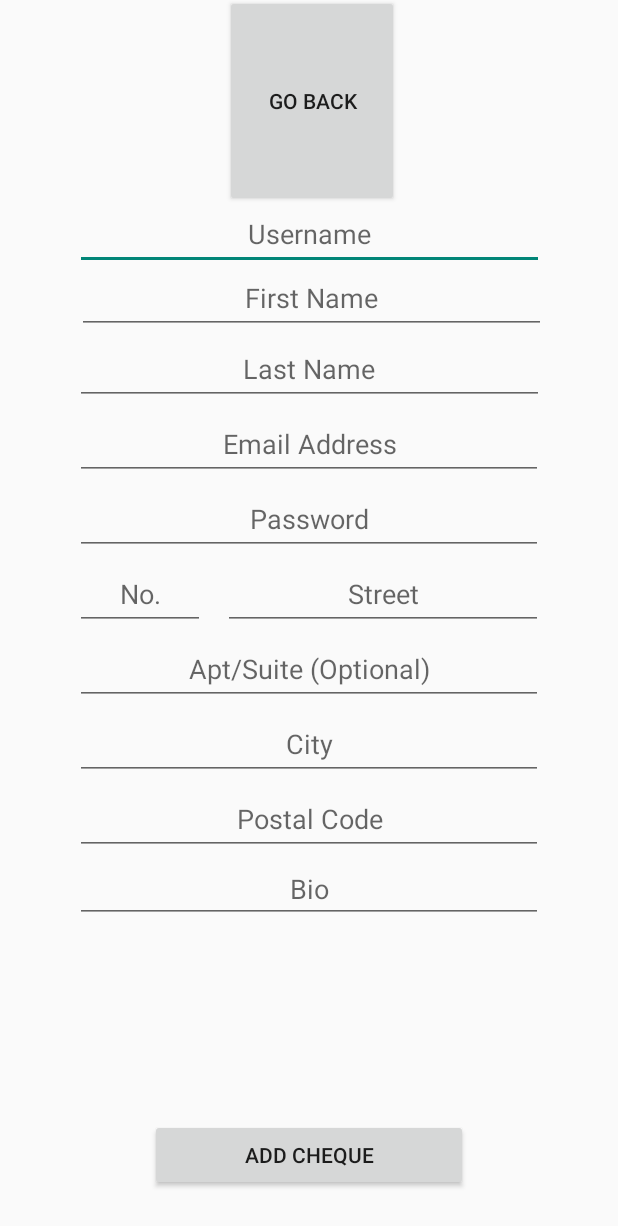
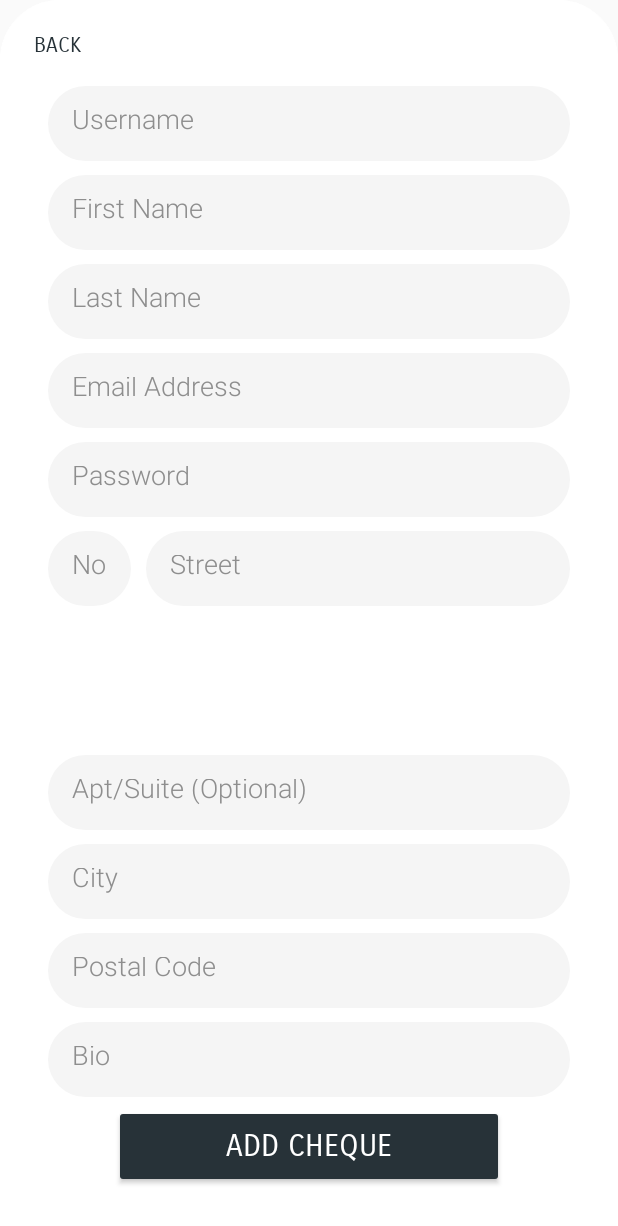
Before and after one commit to Georgin11/Mealer_App, an Android app: the CookRegistration screen opened directly, with no data from a screen before it, on a phone screen of 412 x 824 dp. Shown: the top 1226 px of the screen. Run offline under Robolectric (Android 15) with nearby library versions, the light colour scheme and no system bars; Roboto replaces fonts that are not available here.

Commit message:
Cook Registration UI

```diff
--- a/app/src/main/res/layout/activity_client_registration.xml
+++ b/app/src/main/res/layout/activity_client_registration.xml
@@ -44,7 +44,7 @@
                 android:ems="10"
                 android:fontFamily="sans-serif-light"
                 android:hint="Username"
-                android:inputType="text"
+                android:inputType="textPersonName"
                 android:padding="16dp"
                 android:textColor="#8e8e8e"
                 android:textColorHint="#8e8e8e"
@@ -59,7 +59,7 @@
                 android:ems="10"
                 android:fontFamily="sans-serif-light"
                 android:hint="First Name"
-                android:inputType="text"
+                android:inputType="textPersonName"
                 android:padding="16dp"
                 android:textColor="#8e8e8e"
                 android:textColorHint="#8e8e8e"
@@ -74,7 +74,7 @@
                 android:ems="10"
                 android:fontFamily="sans-serif-light"
                 android:hint="Last Name"
-                android:inputType="text"
+                android:inputType="textPersonName"
                 android:padding="16dp"
                 android:textColor="#8e8e8e"
                 android:textColorHint="#8e8e8e"
@@ -142,7 +142,8 @@
                     android:background="@drawable/edittext_background"
                     android:ems="10"
                     android:fontFamily="sans-serif-light"
-                    android:hint="Street                "
+                    android:hint="Street"
+                    android:inputType="textPersonName"
                     android:padding="16dp"
                     android:textColor="#8e8e8e"
                     android:textColorHint="#8e8e8e"
@@ -159,6 +160,7 @@
                 android:ems="10"
                 android:fontFamily="sans-serif-light"
                 android:hint="Apt/Suite (Optional)"
+                android:inputType="number"
                 android:padding="16dp"
                 android:textColor="#8e8e8e"
                 android:textColorHint="#8e8e8e"
@@ -173,6 +175,7 @@
                 android:ems="10"
                 android:fontFamily="sans-serif-light"
                 android:hint="City"
+                android:inputType="textPersonName"
                 android:padding="16dp"
                 android:textColor="#8e8e8e"
                 android:textColorHint="#8e8e8e"
@@ -187,6 +190,7 @@
                 android:ems="10"
                 android:fontFamily="sans-serif-light"
                 android:hint="Postal Code"
+                android:inputType="textPersonName"
                 android:padding="16dp"
                 android:textColor="#8e8e8e"
                 android:textColorHint="#8e8e8e"
@@ -213,8 +217,6 @@
                     android:textSize="20sp" />
 
             </LinearLayout>
-
         </LinearLayout>
-
     </RelativeLayout>
 </androidx.constraintlayout.widget.ConstraintLayout>
--- a/app/src/main/res/layout/activity_cook_registration.xml
+++ b/app/src/main/res/layout/activity_cook_registration.xml
@@ -8,223 +8,231 @@
 
     <RelativeLayout
         android:layout_width="match_parent"
-        android:layout_height="match_parent">
+        android:layout_height="match_parent"
+        android:background="@drawable/half_white_background">
 
         <Button
             android:id="@+id/btn_GoBack"
-            android:layout_width="115dp"
-            android:layout_height="wrap_content"
-            android:layout_alignParentStart="true"
-            android:layout_alignParentTop="true"
-            android:layout_alignParentEnd="true"
+            android:layout_width="65dp"
+            android:layout_height="50dp"
+            android:layout_marginStart="5dp"
+            android:layout_marginTop="5dp"
+            android:layout_marginEnd="320dp"
+            android:background="@null"
+            android:fontFamily="sans-serif-smallcaps"
+            android:onClick="GoBack"
+            android:text="Back"
+            android:textColor="#273238"
+            app:layout_constraintEnd_toEndOf="parent"
+            app:layout_constraintTop_toTopOf="parent" />
+
+        <LinearLayout
+            android:layout_width="match_parent"
+            android:layout_height="match_parent"
             android:layout_alignParentBottom="true"
-            android:layout_marginStart="150dp"
-            android:layout_marginTop="-3dp"
-            android:layout_marginEnd="146dp"
-            android:layout_marginBottom="686dp"
-            android:onClick="GoBack"
-            android:text="GO BACK" />
+            android:layout_marginBottom="0dp"
+            android:background="@drawable/half_white_background"
+            android:orientation="vertical"
+            android:padding="32sp">
 
             <EditText
                 android:id="@+id/editTextCookUsername"
-            android:layout_width="wrap_content"
-            android:layout_height="wrap_content"
-            android:layout_alignParentStart="true"
-            android:layout_alignParentEnd="true"
-            android:layout_alignParentBottom="true"
-            android:layout_marginStart="50dp"
-            android:layout_marginEnd="49dp"
-            android:layout_marginBottom="644dp"
+                android:layout_width="match_parent"
+                android:layout_height="50dp"
+                android:layout_marginTop="25dp"
+                android:background="@drawable/edittext_background"
                 android:ems="10"
-            android:gravity="center"
+                android:fontFamily="sans-serif-light"
                 android:hint="Username"
                 android:inputType="textPersonName"
-            android:minHeight="48dp" />
+                android:padding="16dp"
+                android:textColor="#8e8e8e"
+                android:textColorHint="#8e8e8e"
+                android:textSize="18dp" />
 
             <EditText
                 android:id="@+id/editTextCookFirstName"
-            android:layout_width="wrap_content"
-            android:layout_height="wrap_content"
-            android:layout_alignParentStart="true"
-            android:layout_alignParentEnd="true"
-            android:layout_alignParentBottom="true"
-            android:layout_marginStart="51dp"
-            android:layout_marginEnd="48dp"
-            android:layout_marginBottom="601dp"
+                android:layout_width="match_parent"
+                android:layout_height="50dp"
+                android:layout_marginTop="9dp"
+                android:background="@drawable/edittext_background"
                 android:ems="10"
-            android:gravity="center"
+                android:fontFamily="sans-serif-light"
                 android:hint="First Name"
                 android:inputType="textPersonName"
-            android:minHeight="48dp" />
+                android:padding="16dp"
+                android:textColor="#8e8e8e"
+                android:textColorHint="#8e8e8e"
+                android:textSize="18dp" />
 
             <EditText
                 android:id="@+id/editTextCookLastName"
-            android:layout_width="wrap_content"
-            android:layout_height="wrap_content"
-            android:layout_alignBottom="@+id/editTextCookFirstName"
-            android:layout_alignParentStart="true"
-            android:layout_alignParentEnd="true"
-            android:layout_marginStart="50dp"
-            android:layout_marginEnd="49dp"
-            android:layout_marginBottom="-47dp"
+                android:layout_width="match_parent"
+                android:layout_height="50dp"
+                android:layout_marginTop="9dp"
+                android:background="@drawable/edittext_background"
                 android:ems="10"
-            android:gravity="center"
+                android:fontFamily="sans-serif-light"
                 android:hint="Last Name"
                 android:inputType="textPersonName"
-            android:minHeight="48dp" />
+                android:padding="16dp"
+                android:textColor="#8e8e8e"
+                android:textColorHint="#8e8e8e"
+                android:textSize="18dp" />
 
             <EditText
                 android:id="@+id/editTextCookEmailAddress"
-            android:layout_width="wrap_content"
-            android:layout_height="wrap_content"
-            android:layout_alignBottom="@+id/editTextCookLastName"
-            android:layout_alignParentStart="true"
-            android:layout_alignParentEnd="true"
-            android:layout_marginStart="50dp"
-            android:layout_marginEnd="50dp"
-            android:layout_marginBottom="-50dp"
+                android:layout_width="match_parent"
+                android:layout_height="50dp"
+                android:layout_marginTop="9dp"
+                android:background="@drawable/edittext_background"
                 android:ems="10"
-            android:gravity="center"
+                android:fontFamily="sans-serif-light"
                 android:hint="Email Address"
                 android:inputType="textEmailAddress"
-            android:minHeight="48dp"
-            tools:ignore="SpeakableTextPresentCheck" />
+                android:padding="16dp"
+                android:textColor="#8e8e8e"
+                android:textColorHint="#8e8e8e"
+                android:textSize="18dp" />
 
             <EditText
                 android:id="@+id/editTextCookPassword"
-            android:layout_width="wrap_content"
-            android:layout_height="wrap_content"
-            android:layout_alignBottom="@+id/editTextCookEmailAddress"
-            android:layout_alignParentStart="true"
-            android:layout_alignParentEnd="true"
-            android:layout_marginStart="50dp"
-            android:layout_marginEnd="50dp"
-            android:layout_marginBottom="-50dp"
+                android:layout_width="match_parent"
+                android:layout_height="50dp"
+                android:layout_marginTop="9dp"
+                android:background="@drawable/edittext_background"
                 android:ems="10"
-            android:gravity="center"
+                android:fontFamily="sans-serif-light"
                 android:hint="Password"
                 android:inputType="textPassword"
-            android:minHeight="48dp" />
+                android:padding="16dp"
+                android:textColor="#8e8e8e"
+                android:textColorHint="#8e8e8e"
+                android:textSize="18dp" />
+
+            <LinearLayout
+                android:layout_width="match_parent"
+                android:layout_height="wrap_content"
+                android:layout_weight="1"
+                android:gravity="top"
+                android:orientation="horizontal">
 
                 <EditText
                     android:id="@+id/editTextCookStreetNo"
-            android:layout_width="wrap_content"
-            android:layout_height="wrap_content"
-            android:layout_alignBottom="@+id/editTextCookPassword"
-            android:layout_alignParentStart="true"
-            android:layout_alignParentEnd="true"
-            android:layout_marginStart="50dp"
-            android:layout_marginEnd="275dp"
-            android:layout_marginBottom="-50dp"
+                    android:layout_width="55dp"
+                    android:layout_height="50dp"
+                    android:layout_marginTop="9dp"
+                    android:background="@drawable/edittext_background"
                     android:ems="10"
-            android:gravity="center"
+                    android:fontFamily="sans-serif-light"
                     android:hint="No."
                     android:inputType="number"
-            android:minHeight="48dp" />
+                    android:padding="16dp"
+                    android:textColor="#8e8e8e"
+                    android:textColorHint="#8e8e8e"
+                    android:textSize="18dp" />
 
                 <EditText
                     android:id="@+id/editTextStreetCook"
-            android:layout_width="wrap_content"
-            android:layout_height="wrap_content"
-            android:layout_alignBottom="@+id/editTextCookPassword"
-            android:layout_alignParentEnd="true"
-            android:layout_marginEnd="50dp"
-            android:layout_marginBottom="-50dp"
+                    android:layout_width="match_parent"
+                    android:layout_height="50dp"
+                    android:layout_marginStart="10dp"
+                    android:layout_marginTop="9dp"
+                    android:background="@drawable/edittext_background"
                     android:ems="10"
-            android:gravity="center"
+                    android:fontFamily="sans-serif-light"
                     android:hint="Street"
                     android:inputType="textPersonName"
-            android:minHeight="48dp" />
+                    android:padding="16dp"
+                    android:textColor="#8e8e8e"
+                    android:textColorHint="#8e8e8e"
+                    android:textSize="18dp" />
+
+            </LinearLayout>
 
             <EditText
                 android:id="@+id/editTextCookApt"
-            android:layout_width="wrap_content"
-            android:layout_height="wrap_content"
-            android:layout_alignBottom="@+id/editTextStreetCook"
-            android:layout_alignParentStart="true"
-            android:layout_alignParentEnd="true"
-            android:layout_marginStart="50dp"
-            android:layout_marginEnd="50dp"
-            android:layout_marginBottom="-50dp"
+                android:layout_width="match_parent"
+                android:layout_height="50dp"
+                android:layout_marginTop="9dp"
+                android:background="@drawable/edittext_background"
                 android:ems="10"
-            android:gravity="center"
+                android:fontFamily="sans-serif-light"
                 android:hint="Apt/Suite (Optional)"
                 android:inputType="number"
-            android:minHeight="48dp" />
+                android:padding="16dp"
+                android:textColor="#8e8e8e"
+                android:textColorHint="#8e8e8e"
+                android:textSize="18dp" />
 
             <EditText
                 android:id="@+id/editTextCookCity"
-            android:layout_width="wrap_content"
-            android:layout_height="wrap_content"
-            android:layout_alignBottom="@+id/editTextCookApt"
-            android:layout_alignParentStart="true"
-            android:layout_alignParentEnd="true"
-            android:layout_marginStart="50dp"
-            android:layout_marginEnd="50dp"
-            android:layout_marginBottom="-50dp"
+                android:layout_width="match_parent"
+                android:layout_height="50dp"
+                android:layout_marginTop="9dp"
+                android:background="@drawable/edittext_background"
                 android:ems="10"
-            android:gravity="center"
+                android:fontFamily="sans-serif-light"
                 android:hint="City"
                 android:inputType="textPersonName"
-            android:minHeight="48dp" />
+                android:padding="16dp"
+                android:textColor="#8e8e8e"
+                android:textColorHint="#8e8e8e"
+                android:textSize="18dp" />
 
             <EditText
                 android:id="@+id/editTextCookPostal"
-            android:layout_width="wrap_content"
-            android:layout_height="wrap_content"
-            android:layout_alignBottom="@+id/editTextCookCity"
-            android:layout_alignParentStart="true"
-            android:layout_alignParentEnd="true"
-            android:layout_marginStart="50dp"
-            android:layout_marginEnd="50dp"
-            android:layout_marginBottom="-50dp"
+                android:layout_width="match_parent"
+                android:layout_height="50dp"
+                android:layout_marginTop="9dp"
+                android:background="@drawable/edittext_background"
                 android:ems="10"
-            android:gravity="center"
+                android:fontFamily="sans-serif-light"
                 android:hint="Postal Code"
                 android:inputType="textPersonName"
-            android:minHeight="48dp" />
+                android:padding="16dp"
+                android:textColor="#8e8e8e"
+                android:textColorHint="#8e8e8e"
+                android:textSize="18dp" />
+
+            <EditText
+                android:id="@+id/editTextCookBio"
+                android:layout_width="match_parent"
+                android:layout_height="50dp"
+                android:layout_marginTop="9dp"
+                android:background="@drawable/edittext_background"
+                android:ems="10"
+                android:fontFamily="sans-serif-light"
+                android:hint="Bio"
+                android:inputType="textPersonName"
+                android:maxLength="35"
+                android:padding="16dp"
+                android:textColor="#8e8e8e"
+                android:textColorHint="#8e8e8e"
+                android:textSize="18dp" />
+
+            <LinearLayout
+                android:layout_width="match_parent"
+                android:layout_height="55dp"
+                android:layout_marginTop="5dp"
+                android:gravity="bottom|center"
+                android:orientation="vertical">
 
                 <Button
                     android:id="@+id/button7"
                     android:layout_width="wrap_content"
                     android:layout_height="wrap_content"
-            android:layout_alignParentStart="true"
-            android:layout_alignParentEnd="true"
-            android:layout_alignParentBottom="true"
-            android:layout_marginStart="100dp"
-            android:layout_marginEnd="100dp"
-            android:layout_marginBottom="30dp"
+                    android:width="260dp"
+                    android:height="55dp"
+                    android:backgroundTint="#273238"
+                    android:fontFamily="sans-serif-smallcaps"
+                    android:gravity="center"
                     android:onClick="onAddCheque"
-            android:text="Add Cheque" />
+                    android:text="Add Cheque"
+                    android:textColor="@color/white"
+                    android:textSize="20sp" />
 
-        <ScrollView
-            android:layout_width="295dp"
-            android:layout_height="200dp"
-            android:layout_below="@+id/editTextCookPostal"
-            android:layout_alignParentStart="true"
-            android:layout_alignParentEnd="true"
-            android:layout_marginStart="50dp"
-            android:layout_marginTop="50dp"
-            android:layout_marginEnd="50dp">
-
-            <androidx.constraintlayout.widget.ConstraintLayout
-                android:layout_width="match_parent"
-                android:layout_height="wrap_content">
-
-                <EditText
-                    android:id="@+id/editTextCookBio"
-                    android:layout_width="match_parent"
-                    android:layout_height="wrap_content"
-                    android:ems="10"
-                    android:gravity="center"
-                    android:hint="Bio"
-                    android:inputType="textMultiLine"
-                    tools:ignore="MissingConstraints,TouchTargetSizeCheck"
-                    tools:layout_editor_absoluteX="0dp"
-                    tools:layout_editor_absoluteY="340dp" />
-
-            </androidx.constraintlayout.widget.ConstraintLayout>
-        </ScrollView>
-
+            </LinearLayout>
+        </LinearLayout>
     </RelativeLayout>
 </androidx.constraintlayout.widget.ConstraintLayout>
```
Lines whose indentation alone changed are shown as unchanged.
